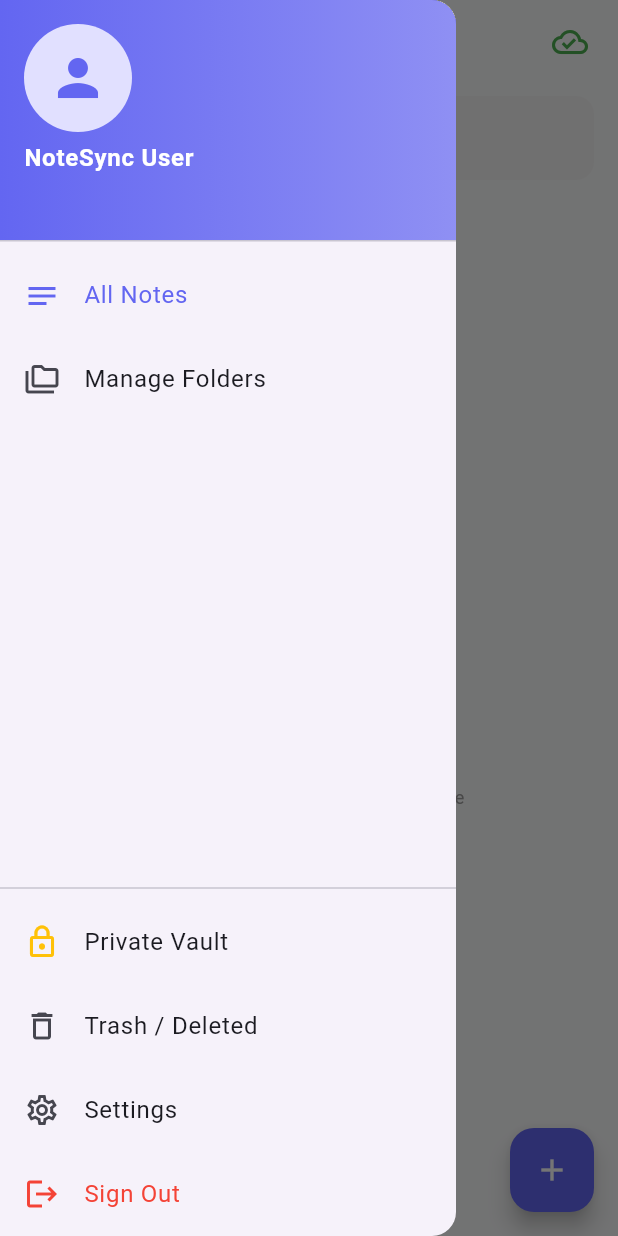
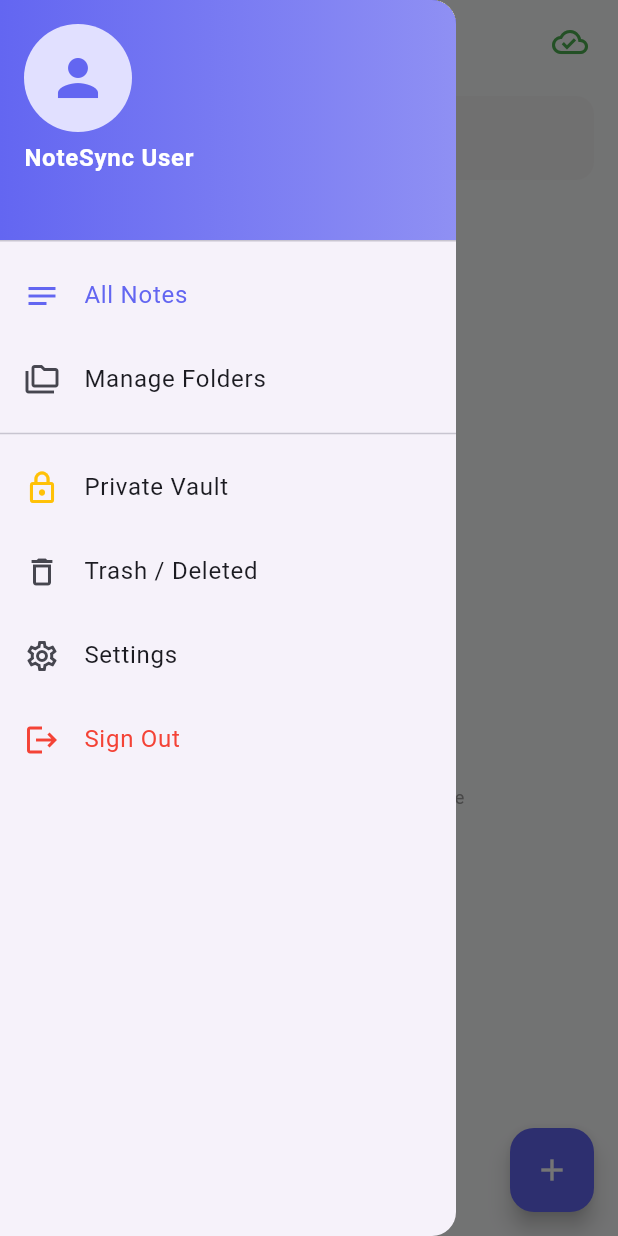
Before and after one commit to chsaad-dev/NoteSync, a Flutter app: the screen it shows once a user with an empty profile is signed in, with the side drawer open, on a phone screen of 412 x 824 dp. Run offline on Flutter 3.47's test engine with Material 3 defaults, Android fonts, the light colour scheme and no system bars; our stand-ins replace cloud_firestore, connectivity_plus, firebase_auth, firebase_core, flutter_dotenv, flutter_riverpod and 8 more; missing offline and left inert: encrypt, flutter_quill; accounts and stored records are empty; generated files the repository leaves out were written again.

Commit message:
Refactor: Replace Column with ListView in drawer for improved layout and add devtools_options.yaml for configuration

```diff
--- /dev/null
+++ b/devtools_options.yaml
@@ -0,0 +1,3 @@
+description: This file stores settings for Dart & Flutter DevTools.
+documentation: https://docs.flutter.dev/tools/devtools/extensions#configure-extension-enablement-states
+extensions:
--- a/lib/presentation/screens/home/home_screen.dart
+++ b/lib/presentation/screens/home/home_screen.dart
@@ -41,7 +41,8 @@
         ],
       ),
       drawer: Drawer(
-        child: Column(
+        child: ListView(
+          padding: EdgeInsets.zero,
           children: [
             UserAccountsDrawerHeader(
               accountName: const Text('NoteSync User', style: TextStyle(fontWeight: FontWeight.bold)),
@@ -94,7 +95,6 @@
                     },
                   )),
             ],
-            const Spacer(),
             const Divider(),
             ListTile(
               leading: const Icon(Icons.lock_outline, color: Colors.amber),
```
